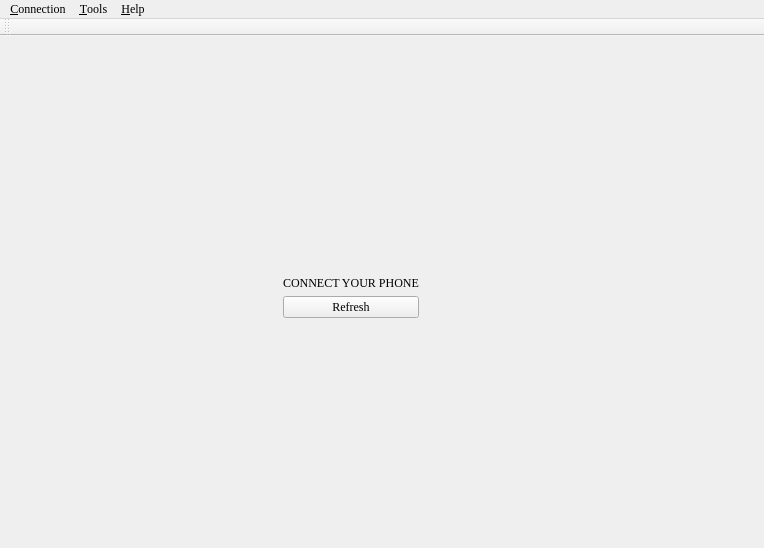
Qt form dialogs/mainwindow.ui (sundyCoder/AndroidAdb) before a commit.
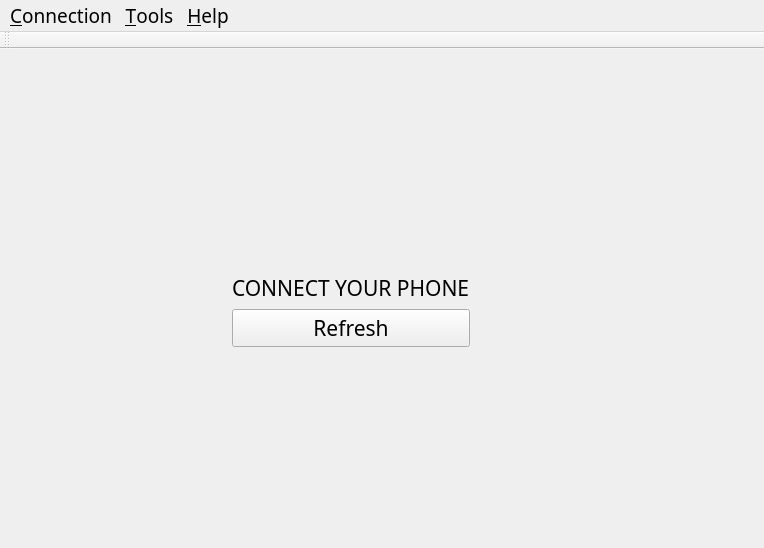
The same form after that commit. Icons and pictures are not drawn.

Diff of the .ui file:
```diff
--- a/dialogs/mainwindow.ui
+++ b/dialogs/mainwindow.ui
@@ -12,7 +12,8 @@
   </property>
   <property name="font">
    <font>
-    <family>Times New Roman</family>
+    <family>仿宋</family>
+    <pointsize>16</pointsize>
    </font>
   </property>
   <property name="cursor">
@@ -30,6 +31,12 @@
   <property name="autoFillBackground">
    <bool>false</bool>
   </property>
+  <property name="iconSize">
+   <size>
+    <width>48</width>
+    <height>48</height>
+   </size>
+  </property>
   <property name="documentMode">
    <bool>false</bool>
   </property>
@@ -164,10 +171,22 @@
      <x>0</x>
      <y>0</y>
      <width>764</width>
-     <height>21</height>
+     <height>25</height>
     </rect>
    </property>
+   <property name="font">
+    <font>
+     <family>仿宋</family>
+     <pointsize>14</pointsize>
+    </font>
+   </property>
    <widget class="QMenu" name="menuTryb">
+    <property name="font">
+     <font>
+      <family>仿宋</family>
+      <pointsize>14</pointsize>
+     </font>
+    </property>
     <property name="title">
      <string>&amp;Connection</string>
     </property>
@@ -175,6 +194,12 @@
     <addaction name="actionWifi"/>
    </widget>
    <widget class="QMenu" name="menu_Pomoc">
+    <property name="font">
+     <font>
+      <family>仿宋</family>
+      <pointsize>14</pointsize>
+     </font>
+    </property>
     <property name="title">
      <string>&amp;Help</string>
     </property>
@@ -183,6 +208,12 @@
     <addaction name="actionEnter_register_key"/>
    </widget>
    <widget class="QMenu" name="menu">
+    <property name="font">
+     <font>
+      <family>仿宋</family>
+      <pointsize>14</pointsize>
+     </font>
+    </property>
     <property name="title">
      <string>&amp;Tools</string>
     </property>
```
Left out of the diff: 70 changed lines with no effect on the pictures.
